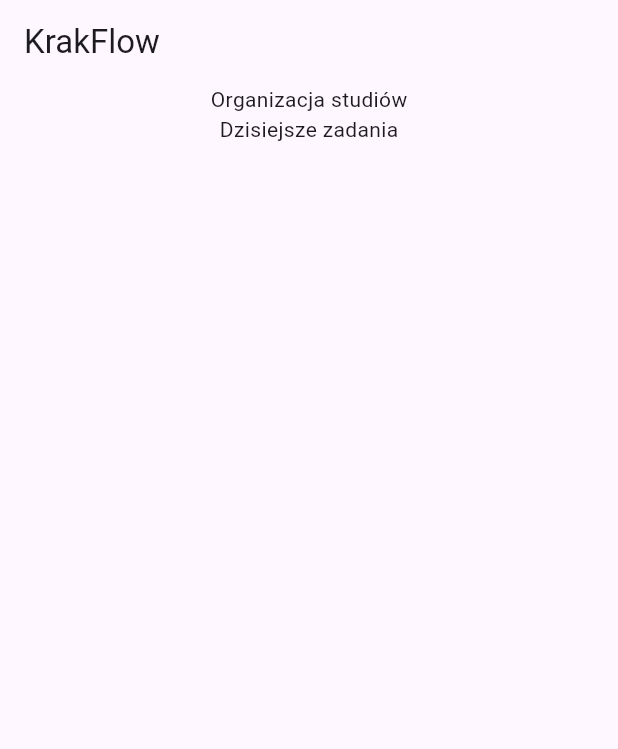
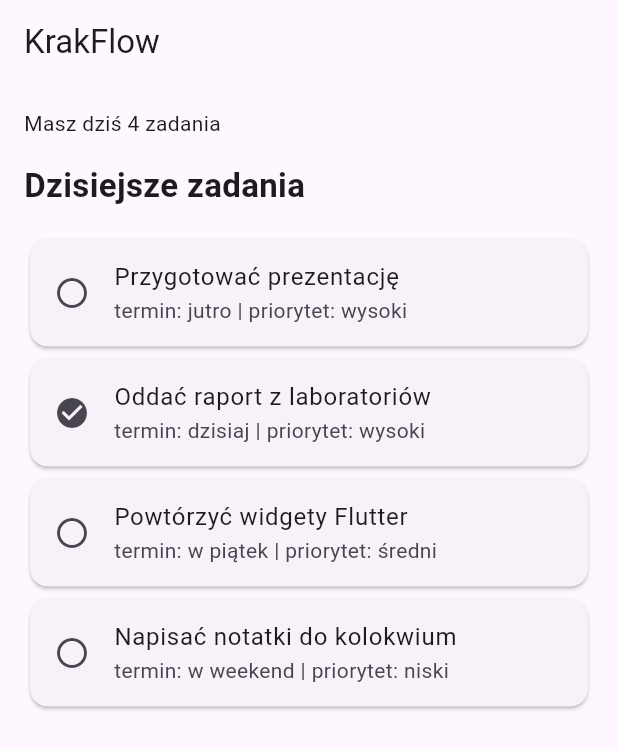
Before and after one commit to OGRuby/Flutter, a Flutter app: the screen it shows after launch, on a phone screen of 412 x 824 dp. Shown: the top 749 px of the screen. Run offline on Flutter 3.47's test engine with Material 3 defaults, Android fonts, the phone set to English and light mode, and no system bars.

Commit message:
lab_04 krakflow task list

```diff
--- a/lib/main.dart
+++ b/lib/main.dart
@@ -5,29 +5,85 @@ void main() {
 }
 
 class MyApp extends StatelessWidget {
-
-
+  final List<Task> tasks = [
+    Task(title: "Przygotować prezentację", deadline: "jutro", done: false, priority: "wysoki"),
+    Task(title: "Oddać raport z laboratoriów", deadline: "dzisiaj", done: true, priority: "wysoki"),
+    Task(title: "Powtórzyć widgety Flutter", deadline: "w piątek", done: false, priority: "średni"),
+    Task(title: "Napisać notatki do kolokwium", deadline: "w weekend", done: false, priority: "niski"),
+  ];
 
   @override
   Widget build(BuildContext context) {
     return MaterialApp(
-
-        home:Scaffold(
-
-            appBar: AppBar(
-                title: Text("KrakFlow"),
+      home: Scaffold(
+        appBar: AppBar(title: Text("KrakFlow")),
+        body: Padding(
+          padding: EdgeInsets.all(16),
+          child: Column(
+            crossAxisAlignment: CrossAxisAlignment.start,
+            children: [
+              Text("Masz dziś ${tasks.length} zadania"),
+              SizedBox(height: 16),
+              Text(
+                "Dzisiejsze zadania",
+                style: TextStyle(fontSize: 22, fontWeight: FontWeight.bold),
               ),
-            body:
-            Center(
-              child: Column(
-                children: [
-                  Text("Organizacja studiów"),
-                  Text("Dzisiejsze zadania"),
-                ],
+              SizedBox(height: 16),
+              Expanded(
+                child: ListView.builder(
+                  itemCount: tasks.length,
+                  itemBuilder: (context, index) {
+                    final task = tasks[index];
+                    return TaskCard(
+                      title: task.title,
+                      subtitle: "termin: ${task.deadline} | priorytet: ${task.priority}",
+                      icon: task.done ? Icons.check_circle : Icons.radio_button_unchecked,
+                    );
+                  },
+                ),
               ),
-            )
-
-      )
+            ],
+          ),
+        ),
+      ),
     );
   }
 }
+
+class Task {
+  final String title;
+  final String deadline;
+  final bool done;
+  final String priority;
+
+  Task({
+    required this.title,
+    required this.deadline,
+    required this.done,
+    required this.priority,
+  });
+}
+
+class TaskCard extends StatelessWidget {
+  final String title;
+  final String subtitle;
+  final IconData icon;
+
+  const TaskCard({
+    super.key,
+    required this.title,
+    required this.subtitle,
+    required this.icon,
+  });
+
+  @override
+  Widget build(BuildContext context) {
+    return Card(
+      child: ListTile(
+        leading: Icon(icon),
+        title: Text(title),
+        subtitle: Text(subtitle),
+      ),
+    );
+  }
+}
```
Also changed, not shown: pubspec.lock.
